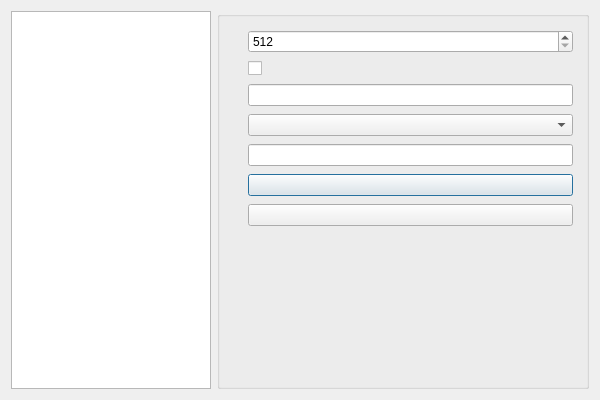
This is org.nickvision.tubeconverter.qt/src/views/settingsdialog.ui in NickvisionApps/Parabolic as Qt 5 draws it before an edit. The edited form follows.
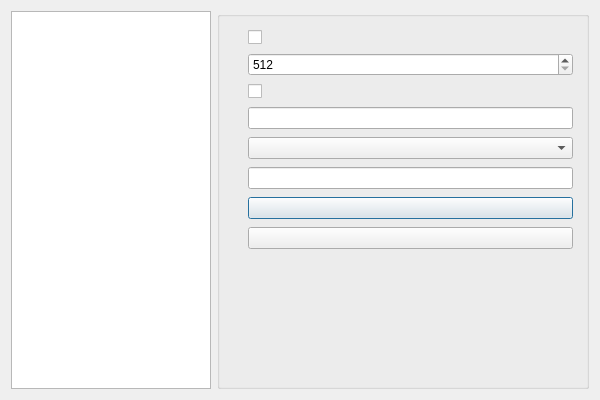
This is the edited form. The open tabs and pages were chosen to show the change. Icons and pictures are not drawn.

Commit message: All - Add `Verbose Logging` Option

What changed in the file:
```diff
--- a/org.nickvision.tubeconverter.qt/src/views/settingsdialog.ui
+++ b/org.nickvision.tubeconverter.qt/src/views/settingsdialog.ui
@@ -184,10 +184,10 @@
           <property name="verticalSpacing">
            <number>8</number>
           </property>
-          <item row="0" column="0">
+          <item row="1" column="0">
            <widget class="QLabel" name="lblSpeedLimit"/>
           </item>
-          <item row="0" column="1">
+          <item row="1" column="1">
            <widget class="QSpinBox" name="numSpeedLimit">
             <property name="minimum">
              <number>512</number>
@@ -200,49 +200,49 @@
             </property>
            </widget>
           </item>
-          <item row="1" column="0">
+          <item row="2" column="0">
            <widget class="QLabel" name="lblSponsorBlock"/>
           </item>
-          <item row="1" column="1">
+          <item row="2" column="1">
            <widget class="QCheckBox" name="chkSponsorBlock"/>
           </item>
-          <item row="2" column="0">
+          <item row="3" column="0">
            <widget class="QLabel" name="lblProxyUrl"/>
           </item>
-          <item row="2" column="1">
+          <item row="3" column="1">
            <widget class="QLineEdit" name="txtProxyUrl"/>
           </item>
-          <item row="3" column="0">
+          <item row="4" column="0">
            <widget class="QLabel" name="lblCookiesBrowser"/>
           </item>
-          <item row="3" column="1">
+          <item row="4" column="1">
            <widget class="QComboBox" name="cmbCookiesBrowser"/>
           </item>
-          <item row="4" column="0">
+          <item row="5" column="0">
            <widget class="QLabel" name="lblCookiesFile"/>
           </item>
-          <item row="4" column="1">
+          <item row="5" column="1">
            <widget class="QLineEdit" name="txtCookiesFile">
             <property name="readOnly">
              <bool>true</bool>
             </property>
            </widget>
           </item>
-          <item row="5" column="1">
+          <item row="6" column="1">
            <widget class="QPushButton" name="btnSelectCookiesFile">
             <property name="icon">
              <iconset theme="document-open"/>
             </property>
            </widget>
           </item>
-          <item row="6" column="1">
+          <item row="7" column="1">
            <widget class="QPushButton" name="btnClearCookiesFile">
             <property name="icon">
              <iconset theme="edit-clear"/>
             </property>
            </widget>
           </item>
-          <item row="7" column="1">
+          <item row="8" column="1">
            <spacer name="verticalSpacer_3">
             <property name="orientation">
              <enum>Qt::Orientation::Vertical</enum>
@@ -255,6 +255,12 @@
             </property>
            </spacer>
           </item>
+          <item row="0" column="0">
+           <widget class="QLabel" name="lblVerboseLogging"/>
+          </item>
+          <item row="0" column="1">
+           <widget class="QCheckBox" name="chkVerboseLogging"/>
+          </item>
          </layout>
         </widget>
         <widget class="QWidget" name="pageConverter">
```
Left out of the diff: 2 changed lines with no effect on the pictures. The commit also changes 44 other files.
